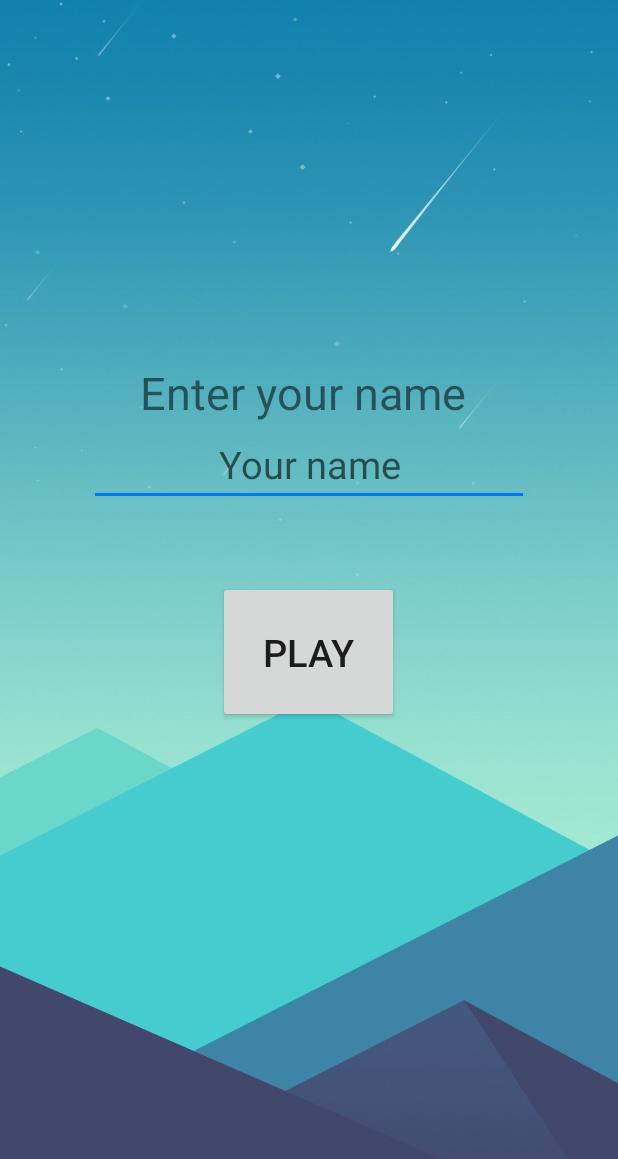
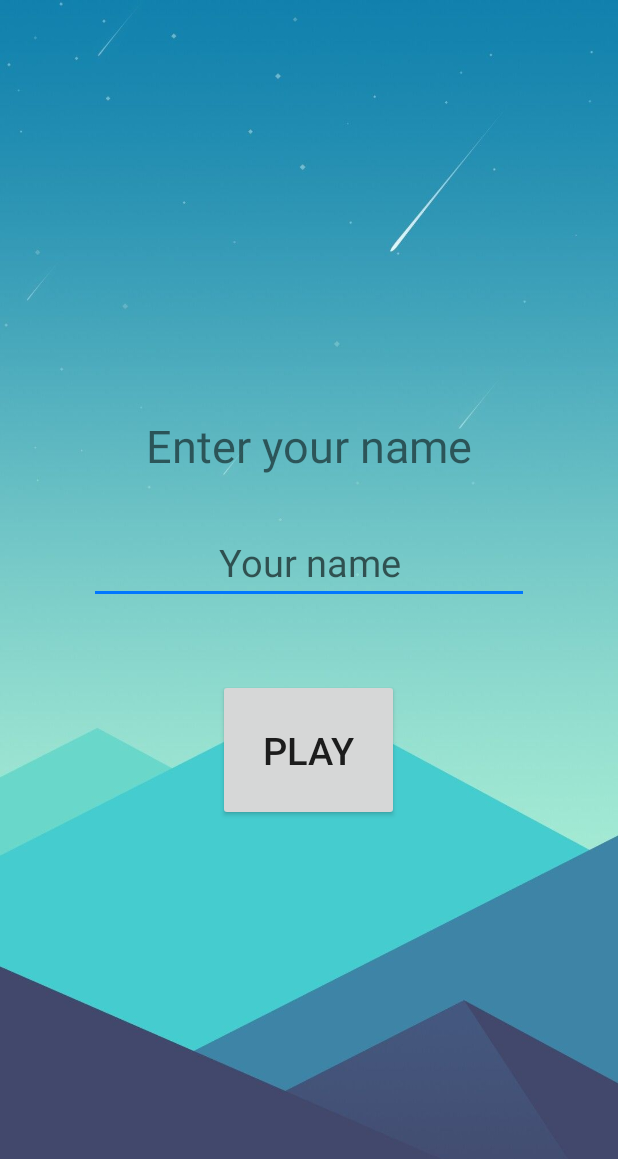
Before and after one commit to Alexandre-Vernet/Morpion, an Android app: the screen it shows after launch (nomJoueurActivity before the commit, PlayerNameActivity after it), on a phone screen of 412 x 824 dp. Shown: the top 1159 px of the screen. Run offline under Robolectric (Android 15) with nearby library versions, the phone set to English and light mode, and no system bars.

Commit message:
Stockage du nom du joueur 1 dans la mémoire

```diff
--- a/app/build.gradle
+++ b/app/build.gradle
@@ -26,6 +26,7 @@ dependencies {
     implementation fileTree(dir: "libs", include: ["*.jar"])
     implementation 'androidx.appcompat:appcompat:1.2.0'
     implementation 'androidx.constraintlayout:constraintlayout:2.0.1'
+    implementation 'androidx.preference:preference:1.1.1'
     testImplementation 'junit:junit:4.12'
     androidTestImplementation 'androidx.test.ext:junit:1.1.2'
     androidTestImplementation 'androidx.test.espresso:espresso-core:3.3.0'
--- /dev/null
+++ b/app/src/main/java/com/ynov/vernet/morpion/PlayerNameActivity.java
@@ -0,0 +1,74 @@
+package com.ynov.vernet.morpion;
+
+import android.content.Context;
+import android.content.Intent;
+import android.content.SharedPreferences;
+import android.os.Bundle;
+import android.preference.PreferenceManager;
+import android.view.KeyEvent;
+import android.view.View;
+import android.widget.Button;
+import android.widget.EditText;
+
+import androidx.appcompat.app.AppCompatActivity;
+
+public class PlayerNameActivity extends AppCompatActivity {
+
+    EditText editTexNamePlayer1;
+    Context context;
+
+    @Override
+    protected void onCreate(Bundle savedInstanceState) {
+        super.onCreate(savedInstanceState);
+        setContentView(R.layout.activity_nom_joueur);
+
+        context = getApplicationContext();
+
+        editTexNamePlayer1 = findViewById(R.id.editTexNamePlayer1);
+
+        // Check player name
+        SharedPreferences prefs = PreferenceManager.getDefaultSharedPreferences(this);
+        String namePlayer1 = prefs.getString("namePlayer1", null);
+        if (namePlayer1 != null) {
+            startActivity(new Intent(getApplicationContext(), MainActivity.class));
+            finish();
+        }
+
+
+        // Button play
+        Button btnJouer = findViewById(R.id.btnPlay);
+        btnJouer.setOnClickListener(new View.OnClickListener() {
+            @Override
+            public void onClick(View v) {
+                // Save player name
+                SharedPreferences.Editor editor = PreferenceManager.getDefaultSharedPreferences(context).edit();
+                editor.putString("namePlayer1", editTexNamePlayer1.getText().toString());
+                editor.apply();
+
+                // Start main menu
+                startActivity(new Intent(getApplicationContext(), MainActivity.class));
+                finish();
+            }
+        });
+
+        // Si le joueur appui sur le bouton entrée de son clavier
+        editTexNamePlayer1.setOnKeyListener(new View.OnKeyListener() {
+            public boolean onKey(View v, int keyCode, KeyEvent event) {
+                // S'il y a un clic sur le bouton entrée
+                if ((event.getAction() == KeyEvent.ACTION_DOWN) && (keyCode == KeyEvent.KEYCODE_ENTER)) {
+
+                    // Save player name
+                    SharedPreferences.Editor editor = PreferenceManager.getDefaultSharedPreferences(context).edit();
+                    editor.putString("namePlayer1", editTexNamePlayer1.getText().toString());
+                    editor.apply();
+
+                    // Start main menu
+                    startActivity(new Intent(getApplicationContext(), MainActivity.class));
+                    finish();
+                    return true;
+                }
+                return false;
+            }
+        });
+    }
+}
--- a/app/src/main/java/com/ynov/vernet/morpion/nomJoueurActivity.java
+++ /dev/null
@@ -1,76 +0,0 @@
-package com.ynov.vernet.morpion;
-
-import android.annotation.SuppressLint;
-import android.content.Context;
-import android.content.Intent;
-import android.content.SharedPreferences;
-import android.os.Bundle;
-import android.view.KeyEvent;
-import android.view.View;
-import android.widget.Button;
-import android.widget.EditText;
-
-import androidx.appcompat.app.AppCompatActivity;
-
-public class nomJoueurActivity extends AppCompatActivity {
-
-    EditText nomJoueur1;
-
-    @SuppressLint("SetTextI18n")
-    @Override
-    protected void onCreate(Bundle savedInstanceState) {
-        super.onCreate(savedInstanceState);
-        setContentView(R.layout.activity_nom_joueur);
-
-        // Référencer la zone de texte
-        nomJoueur1 = findViewById(R.id.nomJoueur1);
-
-        // Récupérer le nom du joueur 1 s'il existe
-        SharedPreferences prefs = getPreferences(Context.MODE_PRIVATE);
-        String nom = prefs.getString("nom", null);
-
-        if (nom != null)
-            // Afficher le contenu de la mémoire
-            nomJoueur1.setText("" + nom);
-
-        // Au clic du bouton jouer
-        Button btnJouer = findViewById(R.id.btnJouer);
-        btnJouer.setOnClickListener(new View.OnClickListener() {
-            @Override
-            public void onClick(View v) {
-                // Stocker le nom du joueur saisi précédemment
-                SharedPreferences prefs = getPreferences(Context.MODE_PRIVATE);
-                SharedPreferences.Editor editor = prefs.edit();
-                editor.putString("nom", "" + nomJoueur1.getText());
-                editor.apply();
-
-                // Démarrer l'activité principale en envoyant le nom du joueur
-                Intent intent = new Intent(getBaseContext(), MainActivity.class);
-                intent.putExtra("nomJoueur1", nomJoueur1.getText().toString());
-                startActivity(intent);
-                finish();
-            }
-        });
-
-        // Si le joueur appui sur le bouton entrée de son clavier
-        nomJoueur1.setOnKeyListener(new View.OnKeyListener() {
-            public boolean onKey(View v, int keyCode, KeyEvent event) {
-                // S'il y a un clic sur le bouton entrée
-                if ((event.getAction() == KeyEvent.ACTION_DOWN) && (keyCode == KeyEvent.KEYCODE_ENTER)) {
-                    // Stocker le nom du joueur saisi précédemment
-                    SharedPreferences prefs = getPreferences(Context.MODE_PRIVATE);
-                    SharedPreferences.Editor editor = prefs.edit();
-                    editor.putString("nom", "" + nomJoueur1.getText());
-                    editor.apply();
-
-                    // Démarrer l'activité principale
-                    Intent intent = new Intent(getApplicationContext(), MainActivity.class);
-                    startActivity(intent);
-                    finish();
-                    return true;
-                }
-                return false;
-            }
-        });
-    }
-}
--- a/app/src/main/res/layout/activity_deux_joueurs.xml
+++ b/app/src/main/res/layout/activity_deux_joueurs.xml
@@ -7,7 +7,7 @@
     android:background="@drawable/background"
     android:gravity="center"
     android:orientation="vertical"
-    tools:context=".DeuxJoueursActivity">
+    tools:context=".TwoPlayersActivity">
 
     <!--    Mode de jeu-->
     <TextView
--- a/app/src/main/res/layout/activity_nom_joueur.xml
+++ b/app/src/main/res/layout/activity_nom_joueur.xml
@@ -6,25 +6,22 @@
     android:background="@drawable/background"
     android:gravity="center"
     android:orientation="vertical"
-    tools:context=".nomJoueurActivity">
+    tools:context=".PlayerNameActivity">
 
-    <LinearLayout
-        android:layout_width="wrap_content"
-        android:layout_height="wrap_content"
-        android:layout_marginTop="-100dp"
-        android:gravity="center"
-        android:orientation="vertical">
 
     <TextView
         android:layout_width="wrap_content"
         android:layout_height="wrap_content"
+        android:layout_marginBottom="30dp"
         android:text="@string/entrez_votre_nom"
         android:textSize="30sp" />
 
     <EditText
-            android:id="@+id/nomJoueur1"
+        android:id="@+id/editTexNamePlayer1"
         android:layout_width="wrap_content"
         android:layout_height="wrap_content"
+        android:layout_marginBottom="50dp"
+        android:autofillHints=""
         android:ems="10"
         android:hint="@string/votre_nom"
         android:inputType="textPersonName"
@@ -33,13 +30,11 @@
         android:textSize="25sp" />
 
     <Button
-            android:id="@+id/btnJouer"
+        android:id="@+id/btnPlay"
         android:layout_width="wrap_content"
         android:layout_height="wrap_content"
-            android:layout_marginTop="50dp"
         android:padding="30dp"
         android:text="@string/jouer"
         android:textSize="25sp" />
-    </LinearLayout>
 
 </LinearLayout>
--- a/app/src/main/res/layout/activity_un_joueur.xml
+++ b/app/src/main/res/layout/activity_un_joueur.xml
@@ -7,7 +7,7 @@
     android:background="@drawable/background"
     android:gravity="center"
     android:orientation="vertical"
-    tools:context=".UnJoueurActivity">
+    tools:context=".OnePlayerActivity">
 
     <!--    Mode de jeu-->
     <TextView
--- a/app/src/main/res/xml-v25/shortcuts.xml
+++ b/app/src/main/res/xml-v25/shortcuts.xml
@@ -8,7 +8,7 @@
         <intent
             android:action="android.intent.action.VIEW"
             android:targetPackage="com.ynov.vernet.morpion"
-            android:targetClass="com.ynov.vernet.morpion.UnJoueurActivity" />
+            android:targetClass="com.ynov.vernet.morpion.OnePlayerActivity" />
     </shortcut>
 
 
@@ -20,6 +20,6 @@
         <intent
             android:action="android.intent.action.VIEW"
             android:targetPackage="com.ynov.vernet.morpion"
-            android:targetClass="com.ynov.vernet.morpion.DeuxJoueursActivity" />
+            android:targetClass="com.ynov.vernet.morpion.TwoPlayersActivity" />
     </shortcut>
 </shortcuts>
--- a/app/src/main/res/xml/shortcuts.xml
+++ b/app/src/main/res/xml/shortcuts.xml
@@ -9,7 +9,7 @@
         <intent
             android:action="android.intent.action.VIEW"
             android:targetPackage="com.ynov.vernet.morpion"
-            android:targetClass="com.ynov.vernet.morpion.UnJoueurActivity" />
+            android:targetClass="com.ynov.vernet.morpion.OnePlayerActivity" />
     </shortcut>
 
     <!-- 2 joueurs -->
@@ -21,6 +21,6 @@
         <intent
             android:action="android.intent.action.VIEW"
             android:targetPackage="com.ynov.vernet.morpion"
-            android:targetClass="com.ynov.vernet.morpion.DeuxJoueursActivity" />
+            android:targetClass="com.ynov.vernet.morpion.TwoPlayersActivity" />
     </shortcut>
 </shortcuts>
--- a/build.gradle
+++ b/build.gradle
@@ -5,7 +5,7 @@ buildscript {
         jcenter()
     }
     dependencies {
-        classpath "com.android.tools.build:gradle:4.0.1"
+        classpath 'com.android.tools.build:gradle:4.1.1'
 
         // NOTE: Do not place your application dependencies here; they belong
         // in the individual module build.gradle files
```
Also changed, not shown: app/src/main/AndroidManifest.xml (+8 -9 lines), app/src/main/java/com/ynov/vernet/morpion/MainActivity.java (+25 -30 lines), app/src/main/java/com/ynov/vernet/morpion/OnePlayerActivity.java (renamed from app/src/main/java/com/ynov/vernet/morpion/UnJoueurActivity.java, +4 -4 lines), app/src/main/java/com/ynov/vernet/morpion/SettingsActivity.java (added, +41 -0 lines), app/src/main/java/com/ynov/vernet/morpion/TwoPlayersActivity.java (renamed from app/src/main/java/com/ynov/vernet/morpion/DeuxJoueursActivity.java, +4 -4 lines), app/src/main/res/layout/activity_main.xml (+6 -6 lines), app/src/main/res/layout/settings_activity.xml (added, +9 -0 lines), app/src/main/res/values/arrays.xml (added, +12 -0 lines), app/src/main/res/values/strings.xml (+19 -1 lines), app/src/main/res/xml/root_preferences.xml (added, +10 -0 lines), gradle/wrapper/gradle-wrapper.properties, 1 other file. Lines whose indentation alone changed are shown as unchanged.
